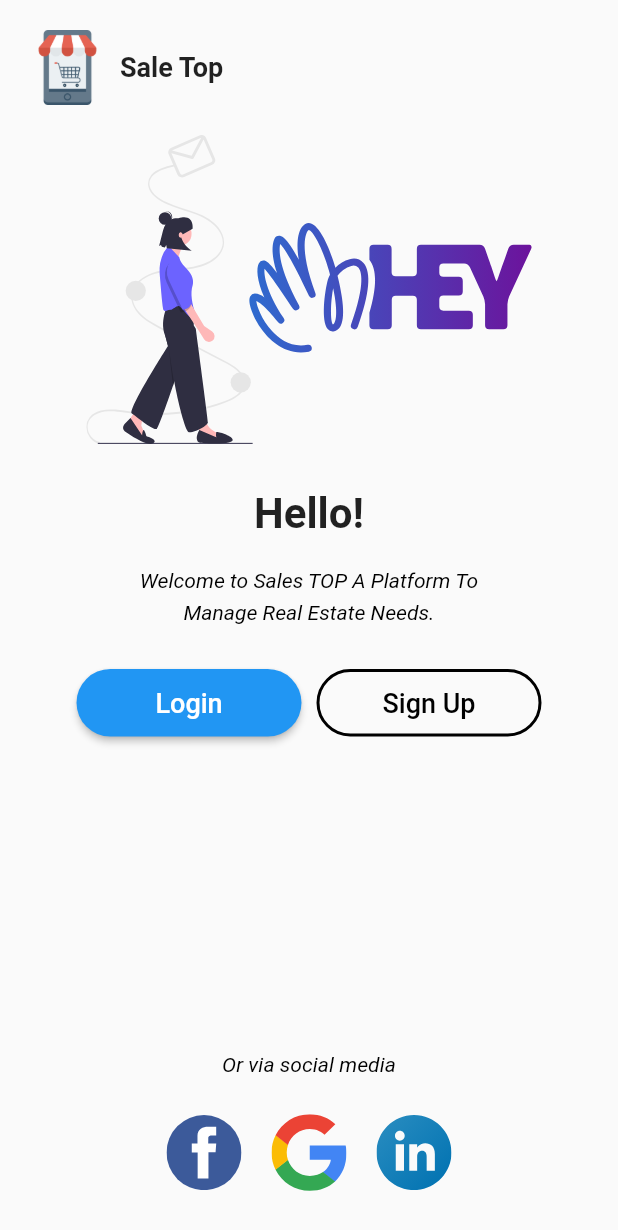
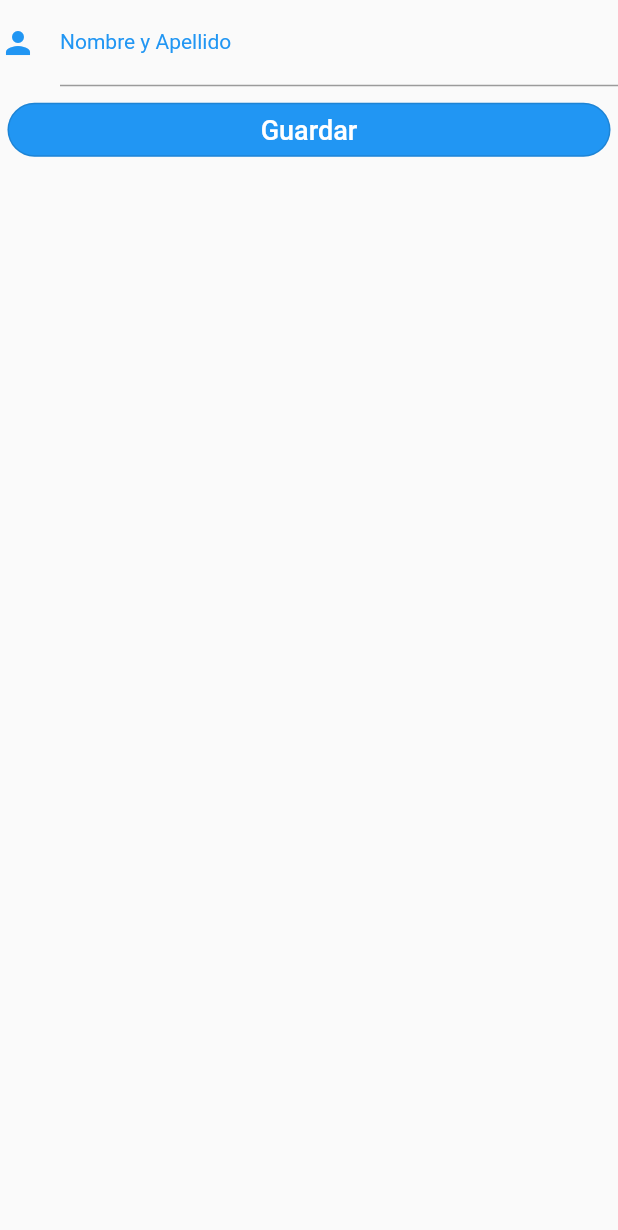
Before and after one commit to angelgoitia/reto_flutter, a Flutter app: the screen it shows after launch, after a tap on "Login", on a phone screen of 412 x 824 dp. Shown: the top 1230 px of the screen. Run offline on Flutter 3.47's test engine with Material 2 defaults, Android fonts, the phone set to English and light mode, and no system bars; drawn by our look-alikes of carousel_slider; our stand-ins replace flutter_svg, get; Roboto replaces fonts that are missing (MontserratSemiBold).

Commit message:
learning get

```diff
--- /dev/null
+++ b/lib/views/controller/userController.dart
@@ -0,0 +1,13 @@
+import 'package:reto_flutter/views/mainPage.dart';
+import 'package:get/get.dart';
+
+class UserController extends GetxController {
+
+  String _name;
+  String get name => _name;
+
+  void saveName(value){
+    this._name =  value;
+    Get.to(MainPage(), transition: Transition.zoom);
+  }
+}
--- /dev/null
+++ b/lib/views/loginPage.dart
@@ -0,0 +1,70 @@
+import 'package:flutter/material.dart';
+import 'package:get/get.dart';
+import 'package:reto_flutter/views/controller/userController.dart';
+
+class LoginPage extends StatefulWidget {
+  @override
+  _LoginPageState createState() => _LoginPageState();
+}
+
+class _LoginPageState extends State<LoginPage> {
+  final _formUser = new GlobalKey<FormState>();
+  TextEditingController _controllerText = TextEditingController();
+  @override
+  Widget build(BuildContext context) {
+    return SafeArea(
+      child: Scaffold(
+        body: GetBuilder<UserController>(
+          init: UserController(),
+          builder: (_) => Container(
+            child: Form(
+              key: _formUser,
+              child: ListView(
+                children: [
+                  TextFormField(
+                    controller: _controllerText,
+                    textCapitalization:TextCapitalization.words,
+                    decoration: InputDecoration(
+                      icon: Icon(Icons.person, color: Colors.blue),
+                      labelText: 'Nombre y Apellido',
+                      labelStyle: TextStyle(
+                        color: Colors.blue,
+                        fontFamily: 'MontserratSemiBold',
+                        fontSize: 14,
+                      ),
+                      focusedBorder: UnderlineInputBorder(
+                        borderSide: BorderSide(color: Colors.blue),
+                      ),
+                    ),
+                    validator: (String value) => value.length >= 3? null : 'Error nombre y apellido incorrecto!',
+                    onFieldSubmitted: (value){
+                      FocusScope.of(context).requestFocus(new FocusNode()); //save the keyboard
+                      _.saveName(value); //process that will be carried out when you press the register button
+                    },
+                  ),
+                  Padding(
+                    padding: EdgeInsets.all(5),
+                    child: OutlinedButton(
+                      style: OutlinedButton.styleFrom(
+                        backgroundColor: Colors.blue,
+                        shape: RoundedRectangleBorder(borderRadius: new BorderRadius.circular(30.0)),
+                      ),
+                      onPressed: () => _formUser.currentState.validate()? _.saveName(_controllerText.text): null,
+                      child: Text(
+                        "Guardar",
+                        style: TextStyle(
+                          color: Colors.white,
+                          fontSize: 18,
+                        ),
+                      ),
+                    ),
+                  )
+                ],
+              )
+            )
+          ),
+        ),
+      )
+    );
+  }
+}
--- a/lib/views/main_widgets/buttonAccess.dart
+++ b/lib/views/main_widgets/buttonAccess.dart
@@ -1,4 +1,7 @@
+import 'package:reto_flutter/views/loginPage.dart';
+
 import 'package:flutter/material.dart';
+import 'package:get/get.dart';
 
 class ButtonAccess extends StatelessWidget {
 
@@ -10,10 +13,12 @@ class ButtonAccess extends StatelessWidget {
         Container(
           width: 150,
           height: 45,
-          child: RaisedButton(
-            color: Colors.blue,
-            shape: RoundedRectangleBorder(borderRadius: new BorderRadius.circular(30.0)),
-            onPressed: () => print("Login"),
+          child: OutlinedButton(
+            style: OutlinedButton.styleFrom(
+              backgroundColor: Colors.blue,
+              shape: RoundedRectangleBorder(borderRadius: new BorderRadius.circular(30.0)),
+            ),
+            onPressed: () => Get.to(LoginPage(), transition: Transition.zoom),
             child: Text(
               "Login",
               style: TextStyle(
--- a/lib/views/main_widgets/centerDetails.dart
+++ b/lib/views/main_widgets/centerDetails.dart
@@ -1,4 +1,7 @@
+import 'package:reto_flutter/views/controller/userController.dart';
+
 import 'package:flutter/material.dart';
+import 'package:get/get.dart';
 
 class CenterDetails extends StatelessWidget {
 
@@ -8,12 +11,15 @@ class CenterDetails extends StatelessWidget {
       children: [
         Padding(
           padding: EdgeInsets.only(top:30, bottom: 10),
-          child: Text(
-            "Hello!",
-            style: TextStyle(
-              fontSize: 28,
-              fontWeight: FontWeight.bold,
-              fontStyle: FontStyle.normal
+          child: GetBuilder<UserController>(
+            init: UserController(),
+            builder: (_) => Text(
+              _.name != null? "Hello ${_.name}!" : "Hello new user!",
+              style: TextStyle(
+                fontSize: 28,
+                fontWeight: FontWeight.bold,
+                fontStyle: FontStyle.normal
+              ),
             ),
           ),
         ),
```
